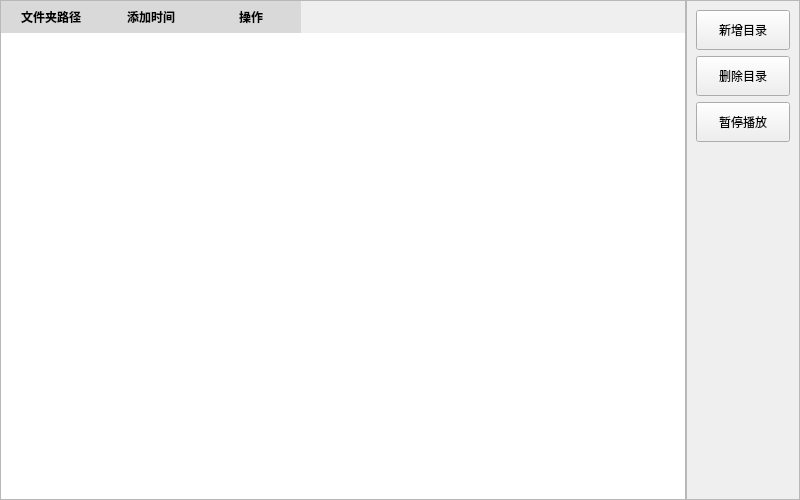
This is wallpaper/pyside6_GUI/sub_ui/wallpaper/ui/wallpaper_ui.ui in YUN-LJ/FrameFlow as Qt 5 draws it before an edit. The edited form follows.
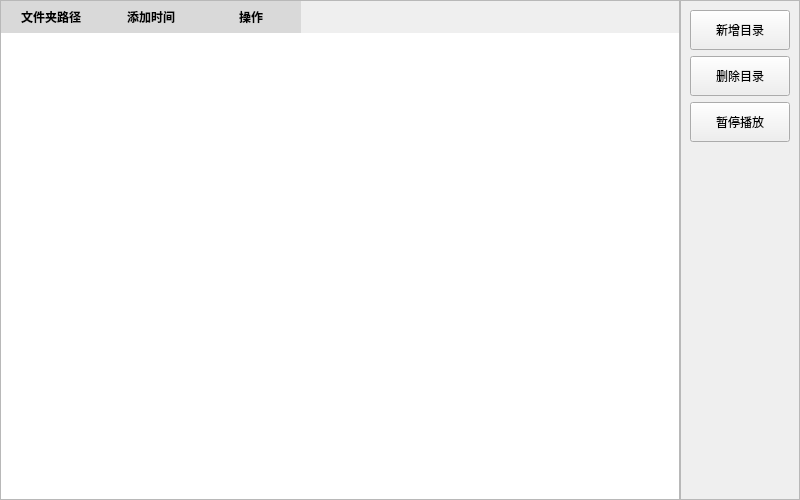
This is the edited form. Custom widgets are drawn as their Qt base class.

Diff of the .ui file:
```diff
--- a/wallpaper/pyside6_GUI/sub_ui/wallpaper/ui/wallpaper_ui.ui
+++ b/wallpaper/pyside6_GUI/sub_ui/wallpaper/ui/wallpaper_ui.ui
@@ -35,20 +35,20 @@
       <widget class="TableWidget" name="tableWidget_dirs_path">
        <property name="styleSheet">
         <string notr="true">QTableWidget {
-                gridline-color: #eee;
-                selection-background-color: #e3f2fd;
-selection-color: #333;
-            }
-            QHeaderView::section {
-                
-	
-	
+    gridline-color: #eee;
+    selection-background-color: #e3f2fd;
+    selection-color: #333; /* 选中单元格的字体颜色 */
+    color: #555; /* 默认字体颜色（未选中状态） */
+    font-family: &quot;Microsoft YaHei&quot;, sans-serif; /* 可选：设置字体 */
+    font-size: 12px; /* 可选：设置字体大小 */
+}
+QHeaderView::section {
 	background-color: rgb(217, 217, 217);
-                color: black;
-                font-weight:bold;
-                border: none;
-                padding: 5px;
-            }</string>
+	color: black;
+	font-weight:bold;
+	border: none;
+	padding: 5px;
+}</string>
        </property>
        <column>
         <property name="text">
@@ -69,6 +69,12 @@
      </item>
      <item>
       <widget class="QScrollArea" name="scrollArea_options">
+       <property name="minimumSize">
+        <size>
+         <width>120</width>
+         <height>0</height>
+        </size>
+       </property>
        <property name="widgetResizable">
         <bool>true</bool>
        </property>
@@ -77,7 +83,7 @@
          <rect>
           <x>0</x>
           <y>0</y>
-          <width>111</width>
+          <width>118</width>
           <height>496</height>
          </rect>
         </property>
```
